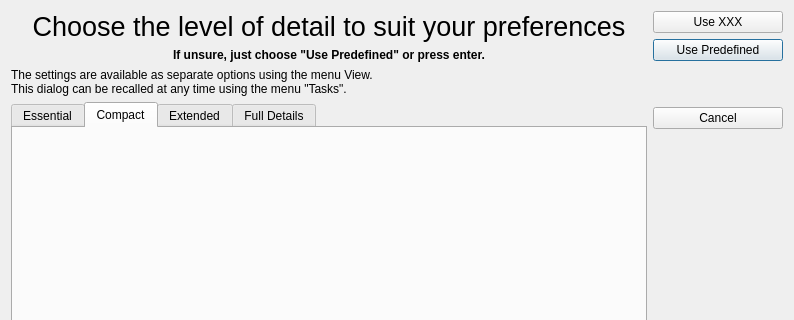
lbellonda/qxmledit, file src/modules/style/choosestyledialog.ui: the form before one commit; both pictures show x 0 to 794 and y 0 to 320 of the 794 by 553 pixel window.
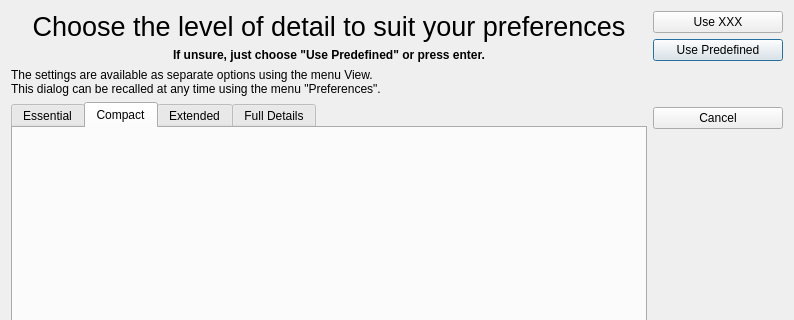
The form after the commit. Icons and pictures are not drawn.

Commit message: b-169 Changed label

```diff
--- a/src/modules/style/choosestyledialog.ui
+++ b/src/modules/style/choosestyledialog.ui
@@ -70,7 +70,7 @@
        </property>
        <property name="text">
         <string>The settings are available as separate options using the menu View.
-This dialog can be recalled at any time using the menu &quot;Tasks&quot;.</string>
+This dialog can be recalled at any time using the menu &quot;Preferences&quot;.</string>
        </property>
       </widget>
      </item>
```
Left out of the diff: 1 changed line with no effect on the pictures.
